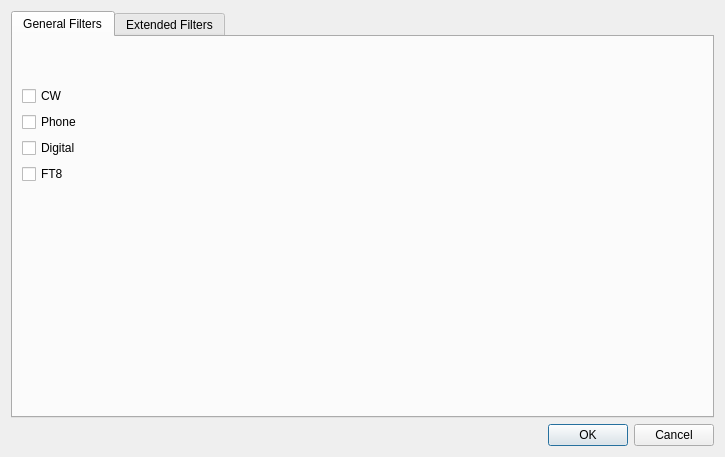
Qt form ui/DxFilterDialog.ui (k5mcd/QLog) before a commit.
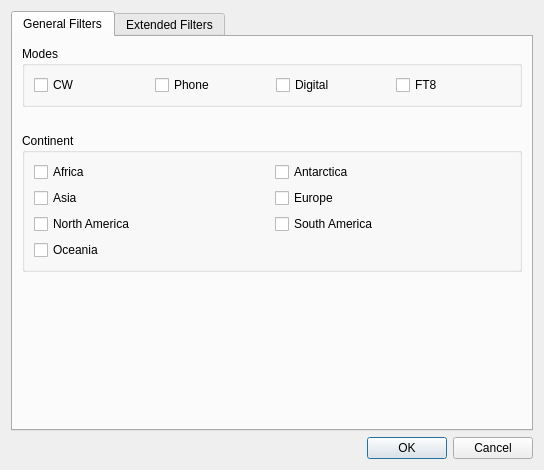
The same form after that commit.

Commit message: DXCluster: Added filtering criteria - DX Continent

```diff
--- a/ui/DxFilterDialog.ui
+++ b/ui/DxFilterDialog.ui
@@ -6,8 +6,8 @@
    <rect>
     <x>0</x>
     <y>0</y>
-    <width>725</width>
-    <height>457</height>
+    <width>544</width>
+    <height>470</height>
    </rect>
   </property>
   <property name="sizePolicy">
@@ -39,38 +39,33 @@
        <string>General Filters</string>
       </attribute>
       <layout class="QGridLayout" name="gridLayout">
-       <item row="2" column="0">
-        <spacer name="verticalSpacer">
-         <property name="orientation">
-          <enum>Qt::Vertical</enum>
+       <item row="1" column="0">
+        <widget class="QGroupBox" name="groupBox">
+         <property name="sizePolicy">
+          <sizepolicy hsizetype="Expanding" vsizetype="Minimum">
+           <horstretch>0</horstretch>
+           <verstretch>0</verstretch>
+          </sizepolicy>
          </property>
-         <property name="sizeHint" stdset="0">
+         <property name="maximumSize">
           <size>
-           <width>20</width>
-           <height>40</height>
+           <width>701</width>
+           <height>356</height>
           </size>
          </property>
-        </spacer>
-       </item>
-       <item row="1" column="0">
+         <property name="title">
+          <string>Modes</string>
+         </property>
+         <layout class="QVBoxLayout" name="verticalLayout_2">
+          <item>
         <layout class="QGridLayout" name="modes_group">
-         <item row="0" column="0">
-          <widget class="QCheckBox" name="cwcheckbox">
-           <property name="sizePolicy">
-            <sizepolicy hsizetype="Minimum" vsizetype="Preferred">
-             <horstretch>0</horstretch>
-             <verstretch>0</verstretch>
-            </sizepolicy>
-           </property>
-           <property name="text">
-            <string>CW</string>
-           </property>
-          </widget>
-         </item>
-         <item row="2" column="0">
+            <property name="horizontalSpacing">
+             <number>7</number>
+            </property>
+            <item row="0" column="1">
           <widget class="QCheckBox" name="phonecheckbox">
            <property name="sizePolicy">
-            <sizepolicy hsizetype="Minimum" vsizetype="Preferred">
+               <sizepolicy hsizetype="Expanding" vsizetype="Preferred">
              <horstretch>0</horstretch>
              <verstretch>0</verstretch>
             </sizepolicy>
@@ -80,17 +75,23 @@
            </property>
           </widget>
          </item>
-         <item row="4" column="0">
-          <widget class="QCheckBox" name="ft8checkbox">
+            <item row="0" column="0">
+             <widget class="QCheckBox" name="cwcheckbox">
+              <property name="sizePolicy">
+               <sizepolicy hsizetype="Expanding" vsizetype="Preferred">
+                <horstretch>0</horstretch>
+                <verstretch>0</verstretch>
+               </sizepolicy>
+              </property>
            <property name="text">
-            <string>FT8</string>
+               <string>CW</string>
            </property>
           </widget>
          </item>
-         <item row="3" column="0">
+            <item row="0" column="2">
           <widget class="QCheckBox" name="digitalcheckbox">
            <property name="sizePolicy">
-            <sizepolicy hsizetype="Minimum" vsizetype="Preferred">
+               <sizepolicy hsizetype="Expanding" vsizetype="Preferred">
              <horstretch>0</horstretch>
              <verstretch>0</verstretch>
             </sizepolicy>
@@ -100,20 +101,111 @@
            </property>
           </widget>
          </item>
-        </layout>
+            <item row="0" column="3">
+             <widget class="QCheckBox" name="ft8checkbox">
+              <property name="sizePolicy">
+               <sizepolicy hsizetype="Expanding" vsizetype="Preferred">
+                <horstretch>0</horstretch>
+                <verstretch>0</verstretch>
+               </sizepolicy>
+              </property>
+              <property name="text">
+               <string>FT8</string>
+              </property>
+             </widget>
+            </item>
+           </layout>
+          </item>
+         </layout>
+        </widget>
+       </item>
+       <item row="3" column="0">
+        <widget class="QGroupBox" name="continent">
+         <property name="title">
+          <string>Continent</string>
+         </property>
+         <layout class="QVBoxLayout" name="verticalLayout_3">
+          <item>
+           <layout class="QGridLayout" name="cont_group">
+            <item row="2" column="0">
+             <widget class="QCheckBox" name="nacheckbox">
+              <property name="text">
+               <string>North America</string>
+              </property>
+             </widget>
        </item>
        <item row="0" column="0">
+             <widget class="QCheckBox" name="afcheckbox">
+              <property name="text">
+               <string>Africa</string>
+              </property>
+             </widget>
+            </item>
+            <item row="0" column="1">
+             <widget class="QCheckBox" name="ancheckbox">
+              <property name="text">
+               <string>Antarctica</string>
+              </property>
+             </widget>
+            </item>
+            <item row="2" column="1">
+             <widget class="QCheckBox" name="sacheckbox">
+              <property name="text">
+               <string>South America</string>
+              </property>
+             </widget>
+            </item>
+            <item row="1" column="0">
+             <widget class="QCheckBox" name="ascheckbox">
+              <property name="text">
+               <string>Asia</string>
+              </property>
+             </widget>
+            </item>
+            <item row="1" column="1">
+             <widget class="QCheckBox" name="eucheckbox">
+              <property name="text">
+               <string>Europe</string>
+              </property>
+             </widget>
+            </item>
+            <item row="3" column="0">
+             <widget class="QCheckBox" name="occheckbox">
+              <property name="text">
+               <string>Oceania</string>
+              </property>
+             </widget>
+            </item>
+           </layout>
+          </item>
+         </layout>
+        </widget>
+       </item>
+       <item row="4" column="0">
+        <spacer name="verticalSpacer">
+         <property name="orientation">
+          <enum>Qt::Vertical</enum>
+         </property>
+         <property name="sizeHint" stdset="0">
+          <size>
+           <width>20</width>
+           <height>40</height>
+          </size>
+         </property>
+        </spacer>
+       </item>
+       <item row="2" column="0">
         <spacer name="verticalSpacer_2">
          <property name="orientation">
           <enum>Qt::Vertical</enum>
          </property>
          <property name="sizeType">
-          <enum>QSizePolicy::Preferred</enum>
+          <enum>QSizePolicy::Fixed</enum>
          </property>
          <property name="sizeHint" stdset="0">
           <size>
-           <width>10</width>
-           <height>40</height>
+           <width>20</width>
+           <height>20</height>
           </size>
          </property>
         </spacer>
```
Left out of the diff: 2 changed lines with no effect on the pictures. Lines whose indentation alone changed are shown as unchanged. The commit also changes 3 other files.
